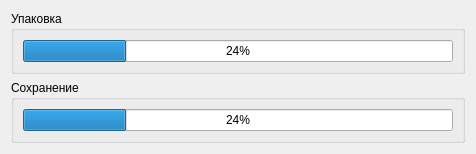
The window that ScreamingMercury/ProgressWindow.ui (Ingener74/Small-Screwdriver) describes before a commit, drawn with Qt 5.
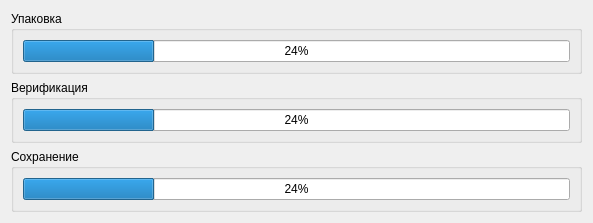
The same window after the commit. Icons and pictures are not drawn.

What changed in the file:
```diff
--- a/ScreamingMercury/ProgressWindow.ui
+++ b/ScreamingMercury/ProgressWindow.ui
@@ -6,8 +6,8 @@
    <rect>
     <x>0</x>
     <y>0</y>
-    <width>476</width>
-    <height>146</height>
+    <width>593</width>
+    <height>220</height>
    </rect>
   </property>
   <property name="windowTitle">
@@ -34,6 +34,22 @@
      </layout>
     </widget>
    </item>
+   <item>
+    <widget class="QGroupBox" name="groupBox_3">
+     <property name="title">
+      <string>Верификация</string>
+     </property>
+     <layout class="QVBoxLayout" name="verticalLayout_4">
+      <item>
+       <widget class="QProgressBar" name="verificationProgressBar">
+        <property name="value">
+         <number>24</number>
+        </property>
+       </widget>
+      </item>
+     </layout>
+    </widget>
+   </item>
    <item>
     <widget class="QGroupBox" name="groupBox_2">
      <property name="title">
```
Left out of the diff: 2 changed lines with no effect on the pictures.
